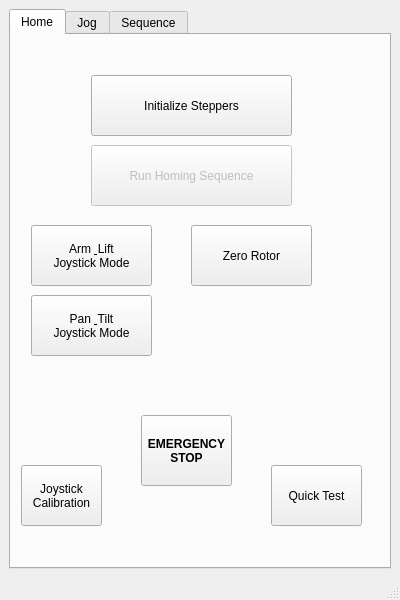
Old version of the form mainwindow.ui in the repository stefan-frauenfelder/monochrom-workshop-camera-stand.
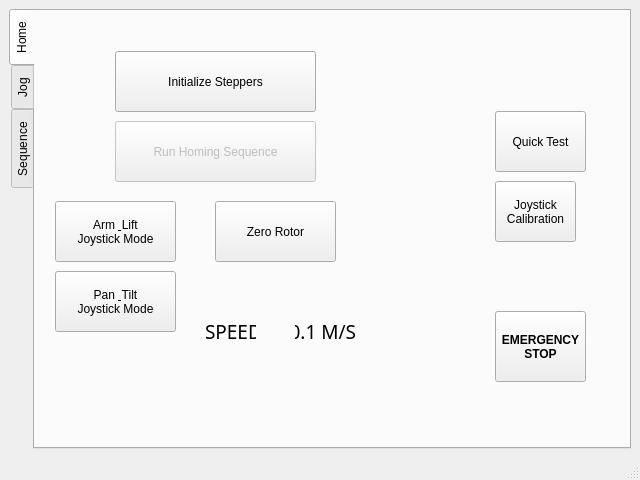
New version of the form.

```diff
--- a/mainwindow.ui
+++ b/mainwindow.ui
@@ -6,8 +6,8 @@
    <rect>
     <x>0</x>
     <y>0</y>
-    <width>400</width>
-    <height>600</height>
+    <width>640</width>
+    <height>480</height>
    </rect>
   </property>
   <property name="windowTitle">
@@ -17,6 +17,9 @@
    <layout class="QVBoxLayout" name="verticalLayout">
     <item>
      <widget class="QTabWidget" name="tabWidget">
+      <property name="tabPosition">
+       <enum>QTabWidget::West</enum>
+      </property>
       <property name="tabShape">
        <enum>QTabWidget::Rounded</enum>
       </property>
@@ -59,8 +62,8 @@
        <widget class="QPushButton" name="joystick_calibration_button">
         <property name="geometry">
          <rect>
-          <x>10</x>
-          <y>430</y>
+          <x>460</x>
+          <y>170</y>
           <width>81</width>
           <height>61</height>
          </rect>
@@ -73,8 +76,8 @@
        <widget class="QPushButton" name="estop_button">
         <property name="geometry">
          <rect>
-          <x>130</x>
-          <y>380</y>
+          <x>460</x>
+          <y>300</y>
           <width>91</width>
           <height>71</height>
          </rect>
@@ -136,8 +139,8 @@
        <widget class="QPushButton" name="quick_test_button">
         <property name="geometry">
          <rect>
-          <x>260</x>
-          <y>430</y>
+          <x>460</x>
+          <y>100</y>
           <width>91</width>
           <height>61</height>
          </rect>
@@ -146,6 +149,47 @@
          <string>Quick Test</string>
         </property>
        </widget>
+       <widget class="QLabel" name="speed_label">
+        <property name="geometry">
+         <rect>
+          <x>170</x>
+          <y>300</y>
+          <width>51</width>
+          <height>41</height>
+         </rect>
+        </property>
+        <property name="font">
+         <font>
+          <family>NN1050</family>
+          <pointsize>14</pointsize>
+         </font>
+        </property>
+        <property name="text">
+         <string>SPEED</string>
+        </property>
+       </widget>
+       <widget class="QLabel" name="speed_display">
+        <property name="geometry">
+         <rect>
+          <x>260</x>
+          <y>300</y>
+          <width>61</width>
+          <height>41</height>
+         </rect>
+        </property>
+        <property name="font">
+         <font>
+          <family>NN1050</family>
+          <pointsize>14</pointsize>
+         </font>
+        </property>
+        <property name="text">
+         <string>0.1 M/S</string>
+        </property>
+        <property name="alignment">
+         <set>Qt::AlignRight|Qt::AlignTrailing|Qt::AlignVCenter</set>
+        </property>
+       </widget>
       </widget>
       <widget class="QWidget" name="jog_tab">
        <attribute name="title">
```
Left out of the diff: 2 changed lines with no effect on the pictures.
